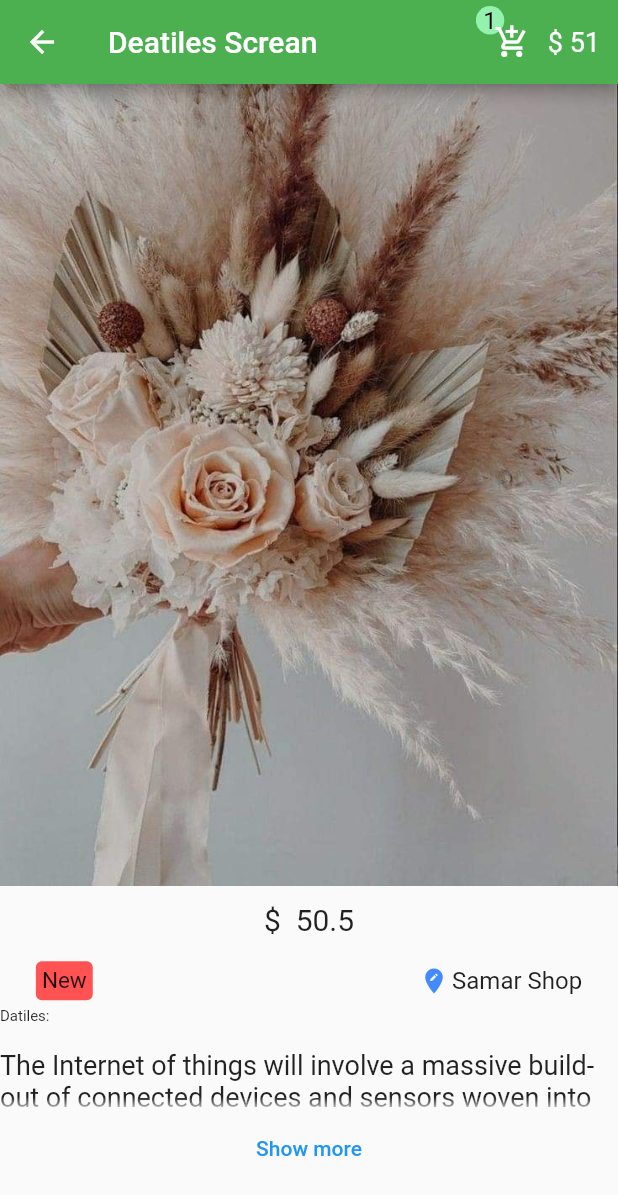
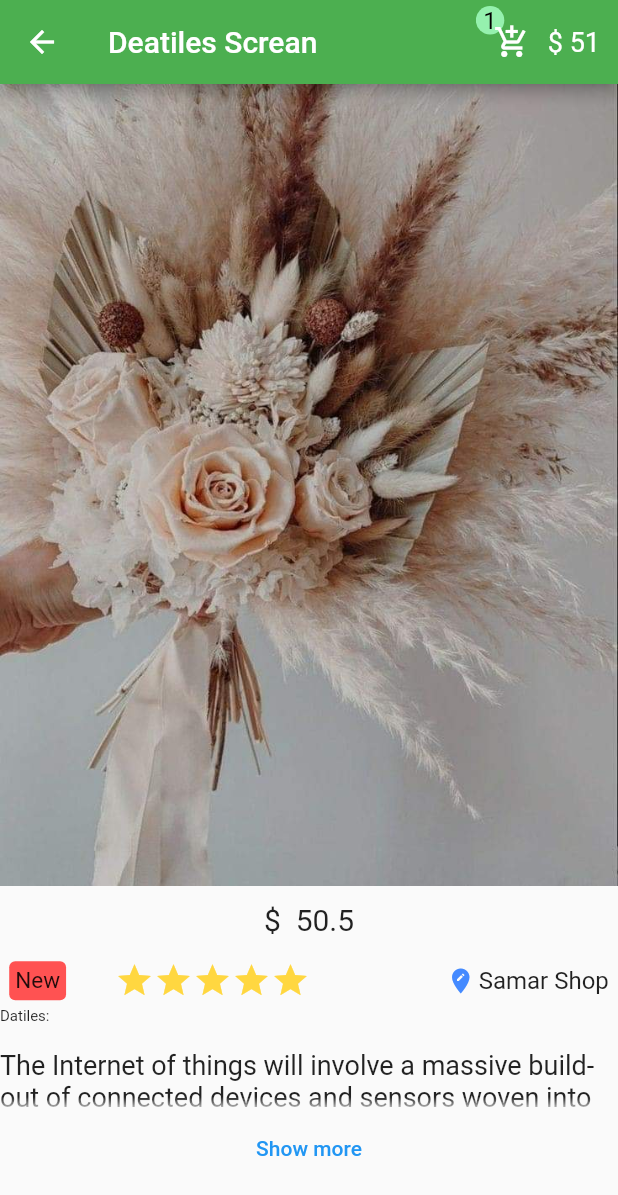
Before and after one commit to Samaramir/Flowers_app, a Flutter app: the screen it shows after launch, after a tap on the "add" icon, after a tap on "$12.99", on a phone screen of 412 x 824 dp. Shown: the top 1195 px of the screen. Run offline on Flutter 3.47's test engine with Material 2 defaults, Android fonts, the phone set to English and light mode, and no system bars.

Commit message:
samar create file Deatiles_Screan to container  Body container SingleChildScrollview

```diff
--- a/lib/pages/Deatiles_Screan.dart
+++ b/lib/pages/Deatiles_Screan.dart
@@ -43,7 +43,30 @@ bool isShowmore=true;
                     child: const Text('New',style: TextStyle(fontSize: 15),),
                   ),
                   const SizedBox(width: 8,),
-
+                  Row(
+                    children: const [
+                      Icon(
+                        Icons.star,
+                        size: 26,
+                        color: Colors.amberAccent,),
+                      Icon(
+                        Icons.star,
+                        size: 26,
+                        color: Colors.amberAccent,),
+                      Icon(
+                        Icons.star,
+                        size: 26,
+                        color: Colors.amberAccent,),
+                      Icon(
+                        Icons.star,
+                        size: 26,
+                        color: Colors.amberAccent,),
+                      Icon(
+                        Icons.star,
+                        size: 26,
+                        color: Colors.amberAccent,),
+                    ],
+                  ),
                   const SizedBox(width: 66,),
                   Row(
                     children:[
```
